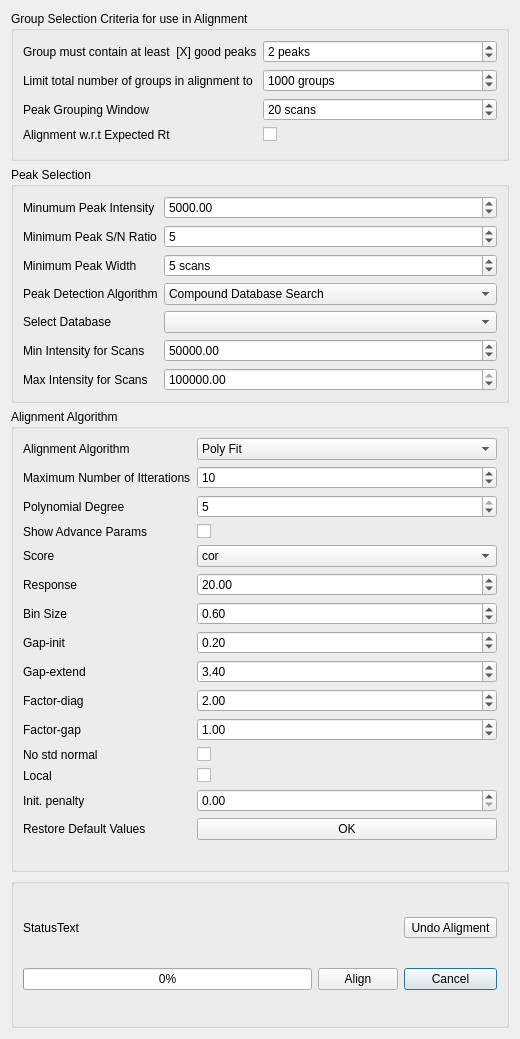
First picture: the form in src/gui/mzroll/forms/alignmentdialog.ui, repository ElucidataInc/ElMaven, before the edit.
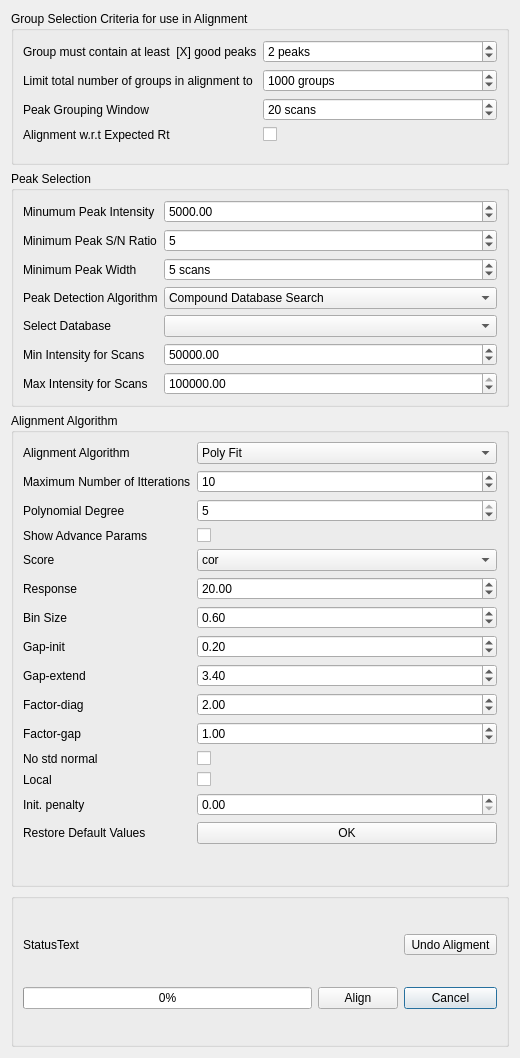
Second picture: the form after the edit.

Commit message: Mark loess fit as deprecated

Diff of the .ui file:
```diff
--- a/src/gui/mzroll/forms/alignmentdialog.ui
+++ b/src/gui/mzroll/forms/alignmentdialog.ui
@@ -7,7 +7,7 @@
     <x>0</x>
     <y>0</y>
     <width>520</width>
-    <height>1039</height>
+    <height>1058</height>
    </rect>
   </property>
   <property name="windowTitle">
```
Left out of the diff: 2 changed lines with no effect on the pictures.
